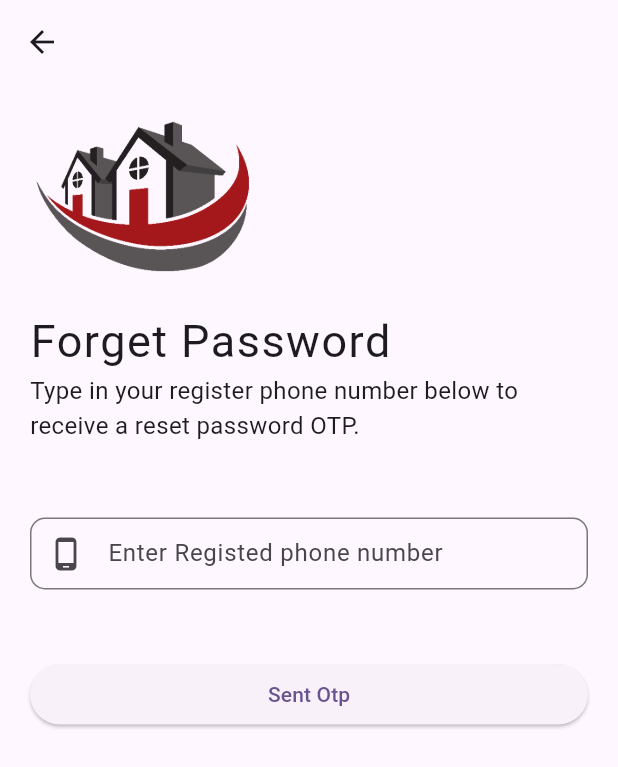
After one commit to Manishs2261/PgRoomApp-Appixo-, a Flutter app: the ForgetPasswordPhoneNumberScreen screen opened directly, on a phone screen of 412 x 824 dp. The commit adds this screen. Shown: the top 767 px of the screen. Run offline on Flutter 3.47's test engine with Material 2 defaults, Android fonts, the phone set to English and light mode, and no system bars; our stand-ins replace get, image_picker, smooth_page_indicator.

Commit message:
forget password screen

```diff
--- /dev/null
+++ b/lib/src/view/auth_screen/forget_password_email/forget_password.dart
@@ -0,0 +1,59 @@
+import 'package:flutter/material.dart';
+
+import '../../../uitels/image_string/image_string.dart';
+
+class ForgetPasswordEmailScreen extends StatefulWidget {
+  const ForgetPasswordEmailScreen({super.key});
+
+  @override
+  State<ForgetPasswordEmailScreen> createState() => _ForgetPasswordEmailScreenState();
+}
+
+class _ForgetPasswordEmailScreenState extends State<ForgetPasswordEmailScreen> {
+  @override
+  Widget build(BuildContext context) {
+    return Scaffold(
+      appBar:AppBar(),
+      body: Padding(
+        padding: EdgeInsets.only(left: 20,right: 20),
+        child: Column(
+          crossAxisAlignment: CrossAxisAlignment.start,
+          children: [
+
+            Image(image: AssetImage(loginImage,),width: 150,height: 150,fit:
+            BoxFit.cover,),
+            Text("Forget Password",style: TextStyle(fontSize: 30,fontWeight:
+            FontWeight
+                .w400,letterSpacing: 1),),
+            Text("Type in your register e-mail below to receive a reset "
+                "password Email.",style:
+            TextStyle
+              (fontSize: 16),),
+
+            SizedBox(height: 50,),
+            TextFormField(
+              decoration: InputDecoration(
+                border: OutlineInputBorder(borderRadius: BorderRadius.circular(10)),
+                hintText: "Enter Registed Email id",
+                prefixIcon: Icon(Icons.email_outlined),
+                contentPadding: EdgeInsets.only(top: 5),
+              ),
+            ),
+
+            SizedBox(height: 50,),
+            SizedBox(
+              height: 40,
+              width: double.infinity,
+              child: ElevatedButton(
+                onPressed: (){},
+                child: Text("Sent Otp"),
+              ),
+            )
+
+          ],
+        ),
+      )
+
+    );
+  }
+}
--- /dev/null
+++ b/lib/src/view/auth_screen/forget_password_phone_number/forget_password_phone_number.dart
@@ -0,0 +1,60 @@
+import 'package:flutter/material.dart';
+
+import '../../../uitels/image_string/image_string.dart';
+
+class ForgetPasswordPhoneNumberScreen extends StatefulWidget {
+  const ForgetPasswordPhoneNumberScreen({super.key});
+
+  @override
+  State<ForgetPasswordPhoneNumberScreen> createState() => _ForgetPasswordPhoneNumberScreenState();
+}
+
+class _ForgetPasswordPhoneNumberScreenState extends State<ForgetPasswordPhoneNumberScreen> {
+  @override
+  Widget build(BuildContext context) {
+    return Scaffold(
+        appBar:AppBar(),
+        body: Padding(
+          padding: EdgeInsets.only(left: 20,right: 20),
+          child: Column(
+            crossAxisAlignment: CrossAxisAlignment.start,
+            children: [
+
+              Image(image: AssetImage(loginImage,),width: 150,height: 150,fit:
+              BoxFit.cover,),
+              Text("Forget Password",style: TextStyle(fontSize: 30,fontWeight:
+              FontWeight
+                  .w400,letterSpacing: 1),),
+              Text("Type in your register phone number below to receive a "
+                  "reset "
+                  "password OTP.",style:
+              TextStyle
+                (fontSize: 16),),
+
+              SizedBox(height: 50,),
+              TextFormField(
+                decoration: InputDecoration(
+                  border: OutlineInputBorder(borderRadius: BorderRadius.circular(10)),
+                  hintText: "Enter Registed phone number",
+                  prefixIcon: Icon(Icons.phone_android_outlined),
+                  contentPadding: EdgeInsets.only(top: 5),
+                ),
+              ),
+
+              SizedBox(height: 50,),
+              SizedBox(
+                height: 40,
+                width: double.infinity,
+                child: ElevatedButton(
+                  onPressed: (){},
+                  child: Text("Sent Otp"),
+                ),
+              )
+
+            ],
+          ),
+        )
+
+    );
+  }
+}
--- a/lib/src/view/drawer_screen/drawer_screen.dart
+++ b/lib/src/view/drawer_screen/drawer_screen.dart
@@ -2,7 +2,7 @@ import 'package:flutter/cupertino.dart';
 import 'package:flutter/material.dart';
 
 import '../add_your_home/add_your_home.dart';
-import '../login_screen/login_screen.dart';
+import '../auth_screen/login_screen/login_screen.dart';
 
 class DrawerScreen extends StatelessWidget {
   const DrawerScreen({
--- a/lib/src/view/home/home_screen.dart
+++ b/lib/src/view/home/home_screen.dart
@@ -5,8 +5,7 @@ import 'package:get/get_navigation/get_navigation.dart';
 import 'package:pgroom/src/uitels/image_string/image_string.dart';
 import 'package:pgroom/src/view/add_your_home/add_your_home.dart';
 import 'package:pgroom/src/view/details_rent_screen/details_rent_screen.dart';
-import 'package:pgroom/src/view/login_screen/login_screen.dart';
-import 'package:pgroom/src/view/search/search.dart';
+ import 'package:pgroom/src/view/search/search.dart';
 
 import '../drawer_screen/drawer_screen.dart';
 
```
Also changed, not shown: lib/src/view/auth_screen/login_screen/login_screen.dart (added, +228 -0 lines), lib/src/view/login_screen/login_screen.dart (deleted, +0 -123 lines).
